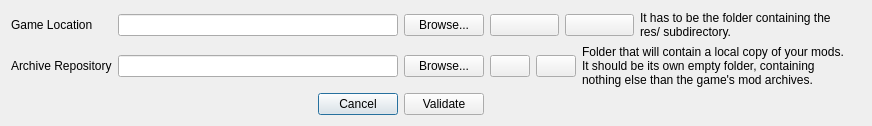
Above: resources/ui_settings.ui from bicobus/qModManager before the change. Below: the same form after it.
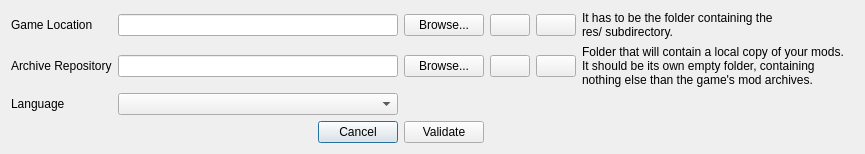
That is the form after the change. Icons and pictures are not drawn.

Commit message: Add a means to change the application language

Diff of the .ui file:
```diff
--- a/resources/ui_settings.ui
+++ b/resources/ui_settings.ui
@@ -10,7 +10,7 @@
     <x>0</x>
     <y>0</y>
     <width>729</width>
-    <height>107</height>
+    <height>130</height>
    </rect>
   </property>
   <property name="minimumSize">
@@ -32,7 +32,7 @@
    <property name="sizeConstraint">
     <enum>QLayout::SetFixedSize</enum>
    </property>
-   <item row="3" column="3">
+   <item row="4" column="3">
     <widget class="QPushButton" name="save_button">
      <property name="text">
       <string>Validate</string>
@@ -79,7 +79,7 @@
      </property>
     </widget>
    </item>
-   <item row="3" column="2">
+   <item row="4" column="2">
     <widget class="QPushButton" name="cancel_button">
      <property name="text">
       <string>Cancel</string>
@@ -109,7 +109,7 @@
      </property>
     </widget>
    </item>
-   <item row="3" column="1">
+   <item row="4" column="1">
     <spacer name="horizontalSpacer">
      <property name="orientation">
       <enum>Qt::Horizontal</enum>
@@ -158,6 +158,12 @@
        <property name="orientation">
         <enum>Qt::Horizontal</enum>
        </property>
+       <property name="sizeHint" stdset="0">
+        <size>
+         <width>0</width>
+         <height>0</height>
+        </size>
+       </property>
       </spacer>
      </item>
     </layout>
@@ -198,10 +204,26 @@
        <property name="orientation">
         <enum>Qt::Horizontal</enum>
        </property>
+       <property name="sizeHint" stdset="0">
+        <size>
+         <width>0</width>
+         <height>0</height>
+        </size>
+       </property>
       </spacer>
      </item>
     </layout>
    </item>
+   <item row="3" column="0">
+    <widget class="QLabel" name="language_label">
+     <property name="text">
+      <string>Language</string>
+     </property>
+    </widget>
+   </item>
+   <item row="3" column="1" colspan="2">
+    <widget class="QComboBox" name="language_combo_box"/>
+   </item>
   </layout>
  </widget>
  <resources>
```
The commit also changes 1 other file.
